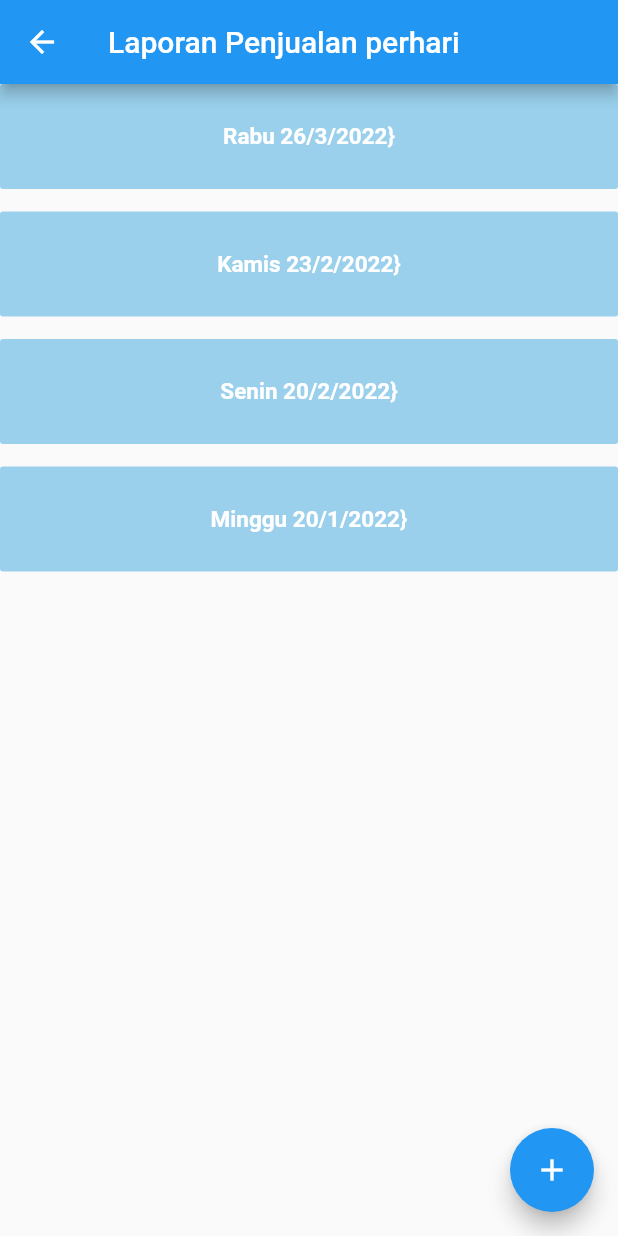
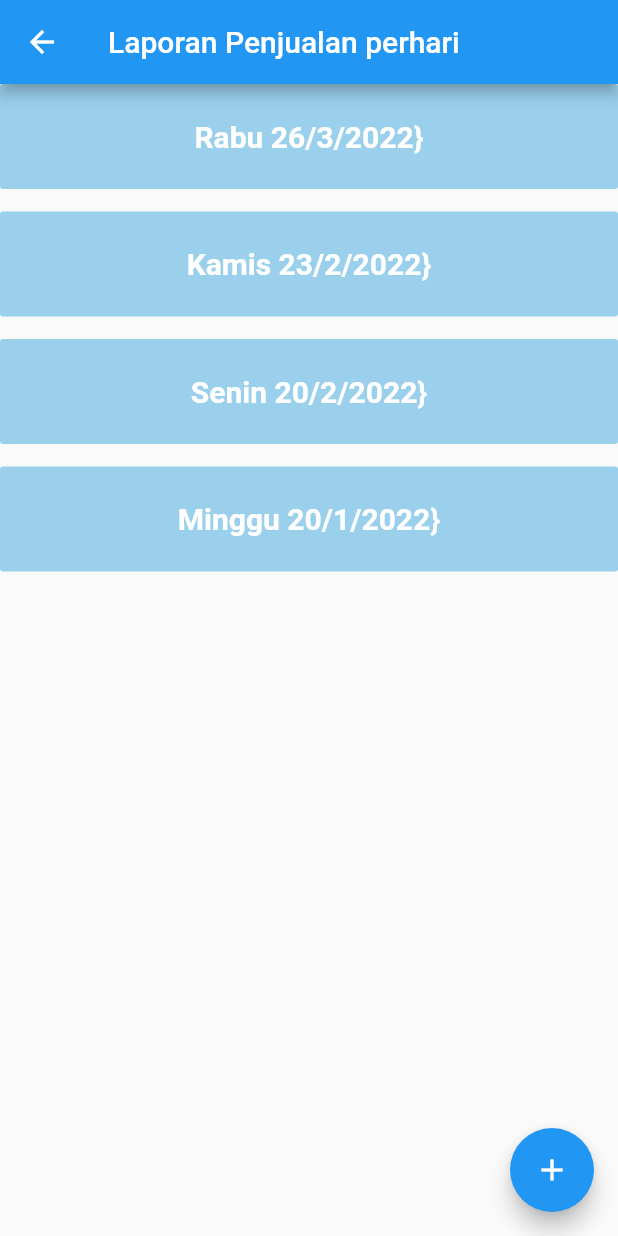
Before and after one commit to beatricstevzt17/MyProfit-C6, a Flutter app: the HariPage screen opened directly, on a phone screen of 412 x 824 dp. Run offline on Flutter 3.47's test engine with Material 2 defaults, Android fonts, the phone set to English and light mode, and no system bars.

Commit message:
Perbaikan fix 8

```diff
--- a/lib/app/screen/hari/hari.dart
+++ b/lib/app/screen/hari/hari.dart
@@ -55,7 +55,7 @@ class _HariPageState extends State<HariPage> {
                         child: Text(
                       "${data[index]["hari"]} ${data[index]["tanggal"]}}",
                       style: const TextStyle(
-                          fontSize: 15,
+                          fontSize: 20,
                           color: Colors.white,
                           fontWeight: FontWeight.w600),
                     )),
--- a/lib/main.dart
+++ b/lib/main.dart
@@ -15,3 +15,4 @@ class MyApp extends StatelessWidget {
     );
   }
 }
+//coba3
```
